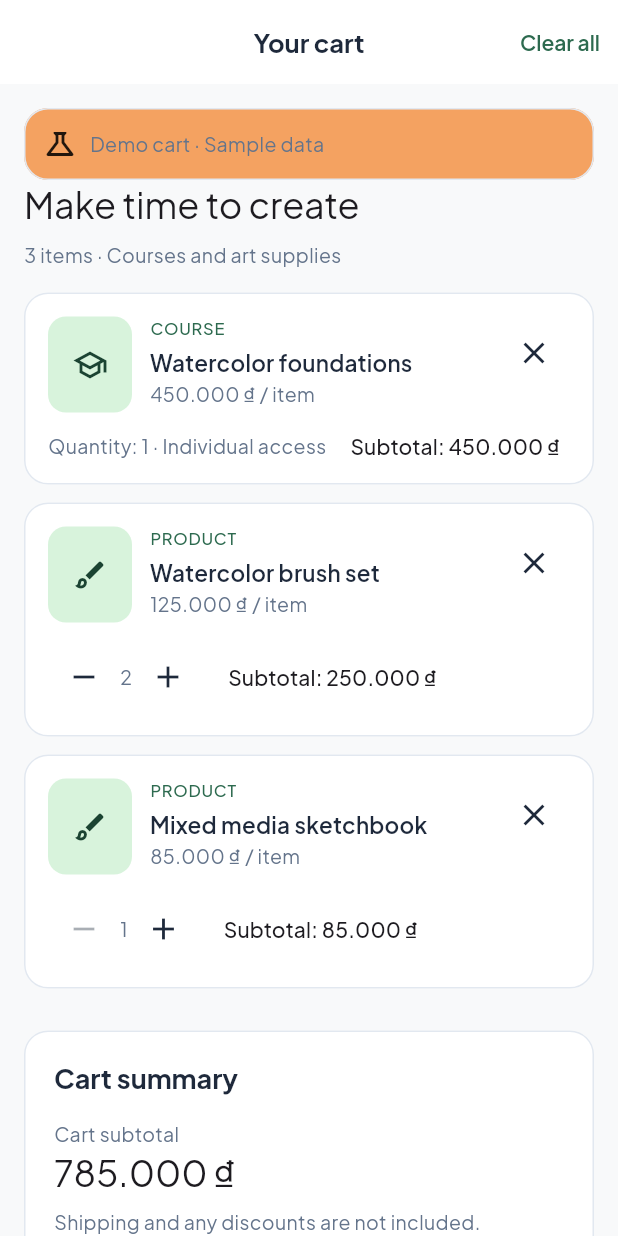
After one commit to TranDuong05-la/ONLINE-DRAWING-COURSE-PLATFORM, a Flutter app: the CartScreen screen opened by its route, on a phone screen of 412 x 824 dp. The commit adds this screen. Run offline on Flutter 3.47's test engine with Material 3 defaults, Android fonts, the phone set to English and light mode, and no system bars; our stand-ins replace dio, flutter_secure_storage, flutter_svg, go_router, google_fonts, google_sign_in; missing offline and left inert: google_sign_in_web; accounts and stored records are empty.

Commit message:
integrate: add demo Cart UI to Flutter app

```diff
--- a/mobile/lib/core/router/app_router.dart
+++ b/mobile/lib/core/router/app_router.dart
@@ -5,6 +5,8 @@ import '../../features/admin/admin_user_detail_screen.dart';
 import '../../features/admin/admin_user_list_screen.dart';
 import '../../features/auth/login_screen.dart';
 import '../../features/auth/register_screen.dart';
+import '../../features/cart/cart_screen.dart';
+import '../../features/cart/mock_cart_repository.dart';
 import '../../features/home/main_screen.dart';
 import '../../features/profile/change_password_screen.dart';
 import '../../features/profile/edit_profile_screen.dart';
@@ -34,6 +36,12 @@ class AppRouter {
         GoRoute(
           path: '/',
           builder: (context, state) => const MainScreen(),
+        ),
+        GoRoute(
+          path: '/cart',
+          builder: (context, state) => CartScreen(
+            repository: MockCartRepository(),
+          ),
         ),
         GoRoute(
           path: '/profile/edit',
--- /dev/null
+++ b/mobile/lib/features/cart/cart_item.dart
@@ -0,0 +1,45 @@
+enum CartItemType { course, product }
+
+class CartItem {
+  CartItem({
+    required this.id,
+    required this.itemId,
+    required this.type,
+    required this.name,
+    required this.unitPriceVnd,
+    this.quantity = 1,
+  }) {
+    if (quantity < 1 || (type == CartItemType.course && quantity != 1)) {
+      throw ArgumentError(
+        'Courses require 1; products require positive quantity.',
+      );
+    }
+    if (unitPriceVnd < 0) throw ArgumentError('Price cannot be negative.');
+  }
+
+  final int id;
+  final int itemId;
+  final CartItemType type;
+  final String name;
+  final int unitPriceVnd;
+  final int quantity;
+  int get subtotalVnd => unitPriceVnd * quantity;
+
+  CartItem withQuantity(int value) => CartItem(
+    id: id,
+    itemId: itemId,
+    type: type,
+    name: name,
+    unitPriceVnd: unitPriceVnd,
+    quantity: value,
+  );
+}
+
+String formatVnd(int amount) {
+  final digits = amount.toString();
+  final grouped = digits.replaceAllMapped(
+    RegExp(r'(\d)(?=(\d{3})+(?!\d))'),
+    (match) => '${match[1]}.',
+  );
+  return '$grouped ₫';
+}
--- /dev/null
+++ b/mobile/lib/features/cart/cart_repository.dart
@@ -0,0 +1,10 @@
+import 'cart_item.dart';
+
+/// Returns authoritative cart snapshots after each operation. No user IDs or
+/// client prices are submitted; future REST adapters use trusted authentication.
+abstract interface class CartRepository {
+  Future<List<CartItem>> load();
+  Future<List<CartItem>> setQuantity(int cartItemId, int quantity);
+  Future<List<CartItem>> remove(int cartItemId);
+  Future<List<CartItem>> clear();
+}
--- /dev/null
+++ b/mobile/lib/features/cart/cart_screen.dart
@@ -0,0 +1,349 @@
+import 'package:flutter/material.dart';
+
+import 'cart_item.dart';
+import 'cart_repository.dart';
+
+class CartScreen extends StatefulWidget {
+  const CartScreen({super.key, required this.repository});
+  final CartRepository repository;
+
+  @override
+  State<CartScreen> createState() => _CartScreenState();
+}
+
+class _CartScreenState extends State<CartScreen> {
+  List<CartItem> _items = [];
+  bool _busy = true;
+  bool _loaded = false;
+  String? _error;
+
+  @override
+  void initState() {
+    super.initState();
+    _run(widget.repository.load);
+  }
+
+  Future<void> _run(Future<List<CartItem>> Function() operation) async {
+    setState(() {
+      _busy = true;
+      _error = null;
+    });
+    try {
+      final items = await operation();
+      if (!mounted) return;
+      setState(() {
+        _items = items;
+        _loaded = true;
+      });
+    } catch (_) {
+      if (!mounted) return;
+      setState(() {
+        _error = 'Could not update your cart. Please try again.';
+      });
+    } finally {
+      if (mounted) {
+        setState(() {
+          _busy = false;
+        });
+      }
+    }
+  }
+
+  Future<void> _confirmClear() async {
+    final confirmed = await showDialog<bool>(
+      context: context,
+      builder: (context) => AlertDialog(
+        title: const Text('Clear your cart?'),
+        content: const Text('All courses and supplies will be removed.'),
+        actions: [
+          TextButton(
+            onPressed: () => Navigator.pop(context, false),
+            child: const Text('Keep items'),
+          ),
+          FilledButton(
+            onPressed: () => Navigator.pop(context, true),
+            child: const Text('Clear cart'),
+          ),
+        ],
+      ),
+    );
+    if (confirmed == true && mounted) await _run(widget.repository.clear);
+  }
+
+  @override
+  Widget build(BuildContext context) {
+    final total = _items.fold<int>(0, (sum, item) => sum + item.subtotalVnd);
+    return Scaffold(
+      appBar: AppBar(
+        title: const Text('Your cart'),
+        actions: [
+          TextButton(
+            onPressed: _busy || _items.isEmpty ? null : _confirmClear,
+            child: const Text('Clear all'),
+          ),
+        ],
+      ),
+      body: SafeArea(
+        child: Align(
+          alignment: Alignment.topCenter,
+          child: ConstrainedBox(
+            constraints: const BoxConstraints(maxWidth: 1000),
+            child: ListView(
+              padding: const EdgeInsets.all(16),
+              children: [
+                Card(
+                  key: const ValueKey('cart-demo-banner'),
+                  color: Theme.of(context).colorScheme.secondaryContainer,
+                  child: const Padding(
+                    padding: EdgeInsets.all(12),
+                    child: Row(
+                      children: [
+                        Icon(Icons.science_outlined),
+                        SizedBox(width: 8),
+                        Flexible(child: Text('Demo cart · Sample data')),
+                      ],
+                    ),
+                  ),
+                ),
+                if (_busy) const LinearProgressIndicator(),
+                if (_error != null)
+                  Card(
+                    child: Padding(
+                      padding: const EdgeInsets.all(16),
+                      child: Column(
+                        crossAxisAlignment: CrossAxisAlignment.start,
+                        children: [
+                          Semantics(liveRegion: true, child: Text(_error!)),
+                          TextButton(
+                            onPressed: _busy
+                                ? null
+                                : () => _run(widget.repository.load),
+                            child: const Text('Reload cart'),
+                          ),
+                        ],
+                      ),
+                    ),
+                  ),
+                if (_loaded && _items.isEmpty) _emptyState(context),
+                if (_items.isNotEmpty) ...[
+                  Text(
+                    'Make time to create',
+                    style: Theme.of(context).textTheme.headlineSmall,
+                  ),
+                  const SizedBox(height: 8),
+                  Text('${_items.length} items · Courses and art supplies'),
+                  const SizedBox(height: 16),
+                  LayoutBuilder(
+                    builder: (context, constraints) {
+                      final list = Column(
+                        children: [
+                          for (final item in _items) _itemCard(context, item),
+                        ],
+                      );
+                      final summary = _summary(context, total);
+                      if (constraints.maxWidth >= 760) {
+                        return Row(
+                          crossAxisAlignment: CrossAxisAlignment.start,
+                          children: [
+                            Expanded(child: list),
+                            const SizedBox(width: 24),
+                            SizedBox(width: 280, child: summary),
+                          ],
+                        );
+                      }
+                      return Column(
+                        children: [list, const SizedBox(height: 16), summary],
+                      );
+                    },
+                  ),
+                ],
+              ],
+            ),
+          ),
+        ),
+      ),
+    );
+  }
+
+  Widget _emptyState(BuildContext context) => Padding(
+    padding: const EdgeInsets.symmetric(vertical: 64, horizontal: 16),
+    child: Column(
+      children: [
+        Icon(
+          Icons.shopping_bag_outlined,
+          size: 72,
+          color: Theme.of(context).colorScheme.primary,
+        ),
+        const SizedBox(height: 24),
+        Text(
+          'Your cart is empty',
+          style: Theme.of(context).textTheme.headlineSmall,
+        ),
+        const SizedBox(height: 8),
+        const Text(
+          'Courses and supplies you add will appear here.',
+          textAlign: TextAlign.center,
+        ),
+      ],
+    ),
+  );
+
+  Widget _itemCard(BuildContext context, CartItem item) {
+    final course = item.type == CartItemType.course;
+    final colors = Theme.of(context).colorScheme;
+    return Card(
+      key: ValueKey('item-${item.id}'),
+      margin: const EdgeInsets.only(bottom: 12),
+      child: Padding(
+        padding: const EdgeInsets.all(16),
+        child: Column(
+          crossAxisAlignment: CrossAxisAlignment.start,
+          children: [
+            Row(
+              crossAxisAlignment: CrossAxisAlignment.start,
+              children: [
+                Semantics(
+                  label: '${course ? 'Course' : 'Product'} image placeholder',
+                  child: Container(
+                    width: 56,
+                    height: 64,
+                    decoration: BoxDecoration(
+                      color: colors.primaryContainer,
+                      borderRadius: BorderRadius.circular(12),
+                    ),
+                    child: Icon(
+                      course ? Icons.school_outlined : Icons.brush_outlined,
+                      color: colors.onPrimaryContainer,
+                    ),
+                  ),
+                ),
+                const SizedBox(width: 12),
+                Expanded(
+                  child: Column(
+                    crossAxisAlignment: CrossAxisAlignment.start,
+                    children: [
+                      Text(
+                        course ? 'COURSE' : 'PRODUCT',
+                        style: Theme.of(context).textTheme.labelSmall
+                            ?.copyWith(color: colors.primary),
+                      ),
+                      const SizedBox(height: 4),
+                      Text(
+                        item.name,
+                        style: Theme.of(context).textTheme.titleMedium,
+                      ),
+                      Text('${formatVnd(item.unitPriceVnd)} / item'),
+                    ],
+                  ),
+                ),
+                IconButton(
+                  tooltip: 'Remove ${item.name}',
+                  onPressed: _busy
+                      ? null
+                      : () => _run(() => widget.repository.remove(item.id)),
+                  icon: const Icon(Icons.close),
+                ),
+              ],
+            ),
+            const SizedBox(height: 12),
+            Wrap(
+              spacing: 16,
+              runSpacing: 8,
+              crossAxisAlignment: WrapCrossAlignment.center,
+              children: [
+                if (course)
+                  const Text('Quantity: 1 · Individual access')
+                else
+                  Row(
+                    mainAxisSize: MainAxisSize.min,
+                    children: [
+                      IconButton(
+                        key: ValueKey('decrease-${item.id}'),
+                        tooltip: 'Decrease ${item.name} quantity',
+                        onPressed: _busy || item.quantity <= 1
+                            ? null
+                            : () => _run(
+                                () => widget.repository.setQuantity(
+                                  item.id,
+                                  item.quantity - 1,
+                                ),
+                              ),
+                        icon: const Icon(Icons.remove),
+                      ),
+                      Semantics(
+                        label: '${item.name} quantity',
+                        child: Text(
+                          '${item.quantity}',
+                          key: ValueKey('quantity-${item.id}'),
+                        ),
+                      ),
+                      IconButton(
+                        key: ValueKey('increase-${item.id}'),
+                        tooltip: 'Increase ${item.name} quantity',
+                        onPressed: _busy
+                            ? null
+                            : () => _run(
+                                () => widget.repository.setQuantity(
+                                  item.id,
+                                  item.quantity + 1,
+                                ),
+                              ),
+                        icon: const Icon(Icons.add),
+                      ),
+                    ],
+                  ),
+                Text(
+                  'Subtotal: ${formatVnd(item.subtotalVnd)}',
+                  style: Theme.of(context).textTheme.titleSmall,
+                ),
+              ],
+            ),
+          ],
+        ),
+      ),
+    );
+  }
+
+  Widget _summary(BuildContext context, int total) => Card(
+    child: Padding(
+      padding: const EdgeInsets.all(20),
+      child: Column(
+        crossAxisAlignment: CrossAxisAlignment.stretch,
+        children: [
+          Text('Cart summary', style: Theme.of(context).textTheme.titleLarge),
+          const SizedBox(height: 16),
+          const Text('Cart subtotal'),
+          Text(
+            formatVnd(total),
+            key: const ValueKey('cart-total'),
+            style: Theme.of(context).textTheme.headlineSmall,
+          ),
+          const SizedBox(height: 8),
+          const Text('Shipping and any discounts are not included.'),
+          const SizedBox(height: 20),
+          FilledButton.icon(
+            onPressed: _busy
+                ? null
+                : () => showDialog<void>(
+                    context: context,
+                    builder: (context) => AlertDialog(
+                      title: const Text('Checkout is not available yet'),
+                      content: const Text(
+                        'Ordering and payment will be available after integration. No order has been placed.',
+                      ),
+                      actions: [
+                        TextButton(
+                          onPressed: () => Navigator.pop(context),
+                          child: const Text('Back to cart'),
+                        ),
+                      ],
+                    ),
+                  ),
+            icon: const Icon(Icons.arrow_forward),
+            label: const Text('Checkout'),
+          ),
+        ],
+      ),
+    ),
+  );
+}
--- /dev/null
+++ b/mobile/lib/features/cart/mock_cart_repository.dart
@@ -0,0 +1,60 @@
+import 'cart_item.dart';
+import 'cart_repository.dart';
+
+/// Demo-only in-memory state. No HTTP, persistence, enrollment or stock claims.
+class MockCartRepository implements CartRepository {
+  MockCartRepository({List<CartItem>? initialItems})
+    : _items = List.of(initialItems ?? _samples());
+
+  List<CartItem> _items;
+
+  static List<CartItem> _samples() => [
+    CartItem(
+      id: 1,
+      itemId: 101,
+      type: CartItemType.course,
+      name: 'Watercolor foundations',
+      unitPriceVnd: 450000,
+    ),
+    CartItem(
+      id: 2,
+      itemId: 201,
+      type: CartItemType.product,
+      name: 'Watercolor brush set',
+      unitPriceVnd: 125000,
+      quantity: 2,
+    ),
+    CartItem(
+      id: 3,
+      itemId: 202,
+      type: CartItemType.product,
+      name: 'Mixed media sketchbook',
+      unitPriceVnd: 85000,
+    ),
+  ];
+
+  List<CartItem> _snapshot() => List.unmodifiable(_items);
+
+  @override
+  Future<List<CartItem>> load() async => _snapshot();
+
+  @override
+  Future<List<CartItem>> setQuantity(int cartItemId, int quantity) async {
+    final index = _items.indexWhere((item) => item.id == cartItemId);
+    if (index < 0) throw StateError('Cart item not found.');
+    _items[index] = _items[index].withQuantity(quantity);
+    return _snapshot();
+  }
+
+  @override
+  Future<List<CartItem>> remove(int cartItemId) async {
+    _items.removeWhere((item) => item.id == cartItemId);
+    return _snapshot();
+  }
+
+  @override
+  Future<List<CartItem>> clear() async {
+    _items = [];
+    return _snapshot();
+  }
+}
--- a/mobile/lib/features/home/store_tab.dart
+++ b/mobile/lib/features/home/store_tab.dart
@@ -1,4 +1,5 @@
 import 'package:flutter/material.dart';
+import 'package:go_router/go_router.dart';
 import 'package:google_fonts/google_fonts.dart';
 import '../../core/constants/app_colors.dart';
 
@@ -55,6 +56,14 @@ class StoreTab extends StatelessWidget {
       appBar: AppBar(
         title: const Text('Dụng cụ & Họa cụ'),
         elevation: 0,
+        actions: [
+          IconButton(
+            key: const ValueKey('open-demo-cart'),
+            tooltip: 'Open demo cart',
+            onPressed: () => context.push('/cart'),
+            icon: const Icon(Icons.shopping_cart_outlined),
+          ),
+        ],
       ),
       body: GridView.builder(
         padding: const EdgeInsets.all(16),
```
Also changed, not shown: 3 other files.
